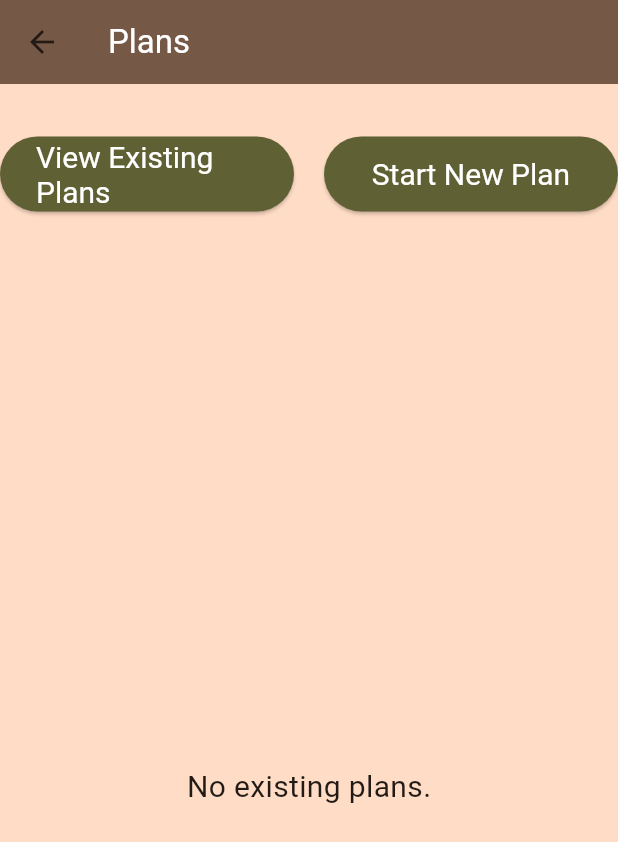
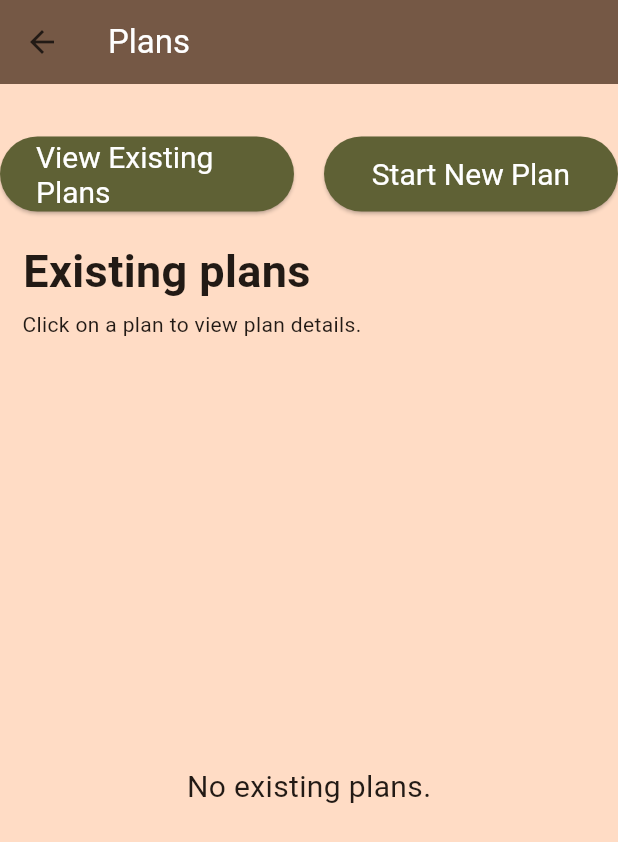
Before and after one commit to gsando/UI-Design, a Flutter app: the PlanList screen opened directly, on a phone screen of 412 x 824 dp. Shown: the top 842 px of the screen. Run offline on Flutter 3.47's test engine with Material 2 defaults, Android fonts, the phone set to English and light mode, and no system bars; our stand-ins replace drift, flutter_phoenix; missing offline and left inert: dart:ffi; accounts and stored records are empty; generated files the repository leaves out were written again.

Commit message:
Some reformatting of the plan page

```diff
--- a/lib/planPage.dart
+++ b/lib/planPage.dart
@@ -130,11 +130,29 @@ class PlanListState extends State<PlanList> {
                     )),
                 SizedBox(
                   height: 50,
-                  width: 300,
-                  child: (submitFlag ? planNameField() : null),
+                  width: (submitFlag ? 300 : null),
+                  child: (submitFlag
+                      ? planNameField()
+                      : Row(
+                          children: const [
+                            Text(
+                              "\t\tExisting plans",
+                              style: TextStyle(
+                                  fontSize: 30, fontWeight: FontWeight.bold),
+                            ),
+                          ],
+                        )),
                 ),
-                const SizedBox(
+                SizedBox(
                   height: 20,
+                  child: (submitFlag
+                      ? null
+                      : Row(
+                          children: const [
+                            Text(
+                                "\t\t\t\tClick on a plan to view plan details. "),
+                          ],
+                        )),
                 ),
               ],
             ),
```
